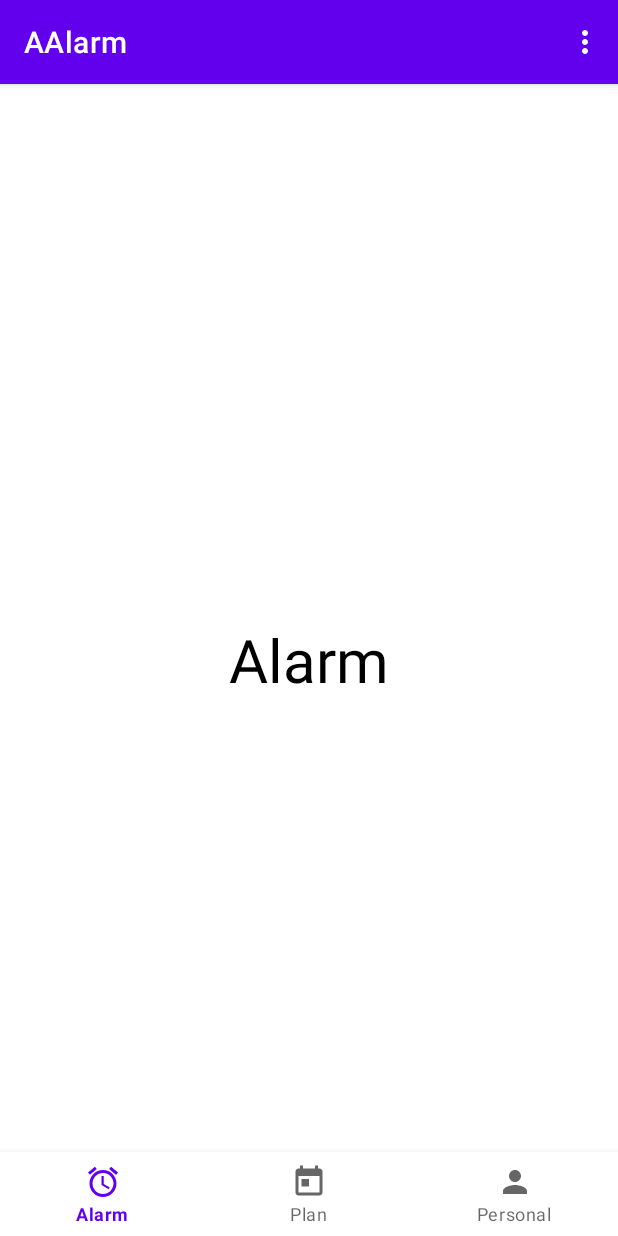
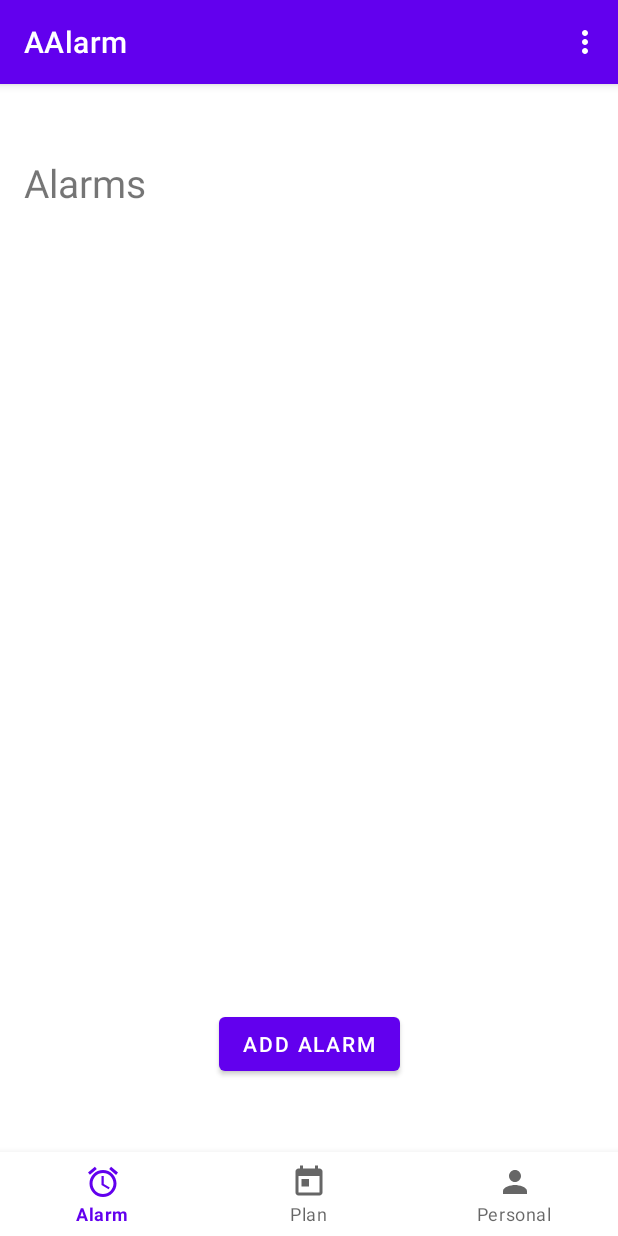
Before and after one commit to YushunChen/AAlarm, an Android app: the screen it shows after launch (MainActivity), on a phone screen of 412 x 824 dp. Run offline under Robolectric (Android 15) with nearby library versions, the phone set to English and light mode, and no system bars.

Commit message:
Implemented the prototypes of alarm, add alarm, and choose game activities
Only prototypes. UI needs to be improved later.

```diff
--- a/app/src/main/AndroidManifest.xml
+++ b/app/src/main/AndroidManifest.xml
@@ -9,6 +9,12 @@
         android:roundIcon="@mipmap/ic_launcher_round"
         android:supportsRtl="true"
         android:theme="@style/Theme.AAlarm">
+        <activity
+            android:name=".ChooseGameActivity"
+            android:exported="true" />
+        <activity
+            android:name=".AddAlarmActivity"
+            android:exported="true" />
         <activity
             android:name=".MainActivity"
             android:exported="true">
--- a/app/src/main/res/layout/fragment_alarm.xml
+++ b/app/src/main/res/layout/fragment_alarm.xml
@@ -1,17 +1,47 @@
 <?xml version="1.0" encoding="utf-8"?>
-<FrameLayout xmlns:android="http://schemas.android.com/apk/res/android"
+<androidx.constraintlayout.widget.ConstraintLayout xmlns:android="http://schemas.android.com/apk/res/android"
+    xmlns:app="http://schemas.android.com/apk/res-auto"
     xmlns:tools="http://schemas.android.com/tools"
     android:layout_width="match_parent"
     android:layout_height="match_parent"
     tools:context=".AlarmFragment">
 
-    <!-- TODO: Update blank fragment layout -->
     <TextView
+        android:id="@+id/alarmsTitle"
         android:layout_width="wrap_content"
         android:layout_height="wrap_content"
-        android:layout_gravity="center"
-        android:text="Alarm"
-        android:textColor="@color/black"
-        android:textSize="40dp"/>
+        android:layout_marginStart="16dp"
+        android:layout_marginTop="48dp"
+        android:layout_marginBottom="18dp"
+        android:text="Alarms"
+        android:textSize="26dp"
+        app:layout_constraintBottom_toTopOf="@+id/listView"
+        app:layout_constraintStart_toStartOf="parent"
+        app:layout_constraintTop_toTopOf="parent" />
 
-</FrameLayout>
+    <ListView
+        android:id="@+id/listView"
+        android:layout_width="0dp"
+        android:layout_height="0dp"
+        android:layout_marginStart="16dp"
+        android:layout_marginTop="101dp"
+        android:layout_marginEnd="16dp"
+        android:layout_marginBottom="43dp"
+        app:layout_constraintBottom_toTopOf="@+id/addAlarmButton"
+        app:layout_constraintEnd_toEndOf="parent"
+        app:layout_constraintStart_toStartOf="parent"
+        app:layout_constraintTop_toTopOf="parent" />
+
+    <Button
+        android:id="@+id/addAlarmButton"
+        android:layout_width="wrap_content"
+        android:layout_height="wrap_content"
+        android:layout_marginBottom="104dp"
+        android:onClick="onAddAlarm"
+        android:text="Add Alarm"
+        app:layout_constraintBottom_toBottomOf="parent"
+        app:layout_constraintEnd_toEndOf="parent"
+        app:layout_constraintStart_toStartOf="parent"
+        app:layout_constraintTop_toBottomOf="@+id/listView" />
+
+</androidx.constraintlayout.widget.ConstraintLayout>
```
Also changed, not shown: app/src/main/java/com/example/aalarm/AddAlarmActivity.java (added, +90 -0 lines), app/src/main/java/com/example/aalarm/AlarmFragment.java (+2 -7 lines), app/src/main/java/com/example/aalarm/ChooseGameActivity.java (added, +14 -0 lines), app/src/main/java/com/example/aalarm/MainActivity.java (+11 -0 lines), app/src/main/res/layout/activity_add_alarm.xml (added, +61 -0 lines), app/src/main/res/layout/activity_choose_game.xml (added, +82 -0 lines), app/src/main/res/drawable/calculator.png (added), app/src/main/res/drawable/keyboard.png (added), app/src/main/res/drawable/qrcode.png (added), app/src/main/res/drawable/shakephone.png (added), app/src/main/res/drawable/translate.png (added), app/src/main/res/drawable/unknown.png (added).
